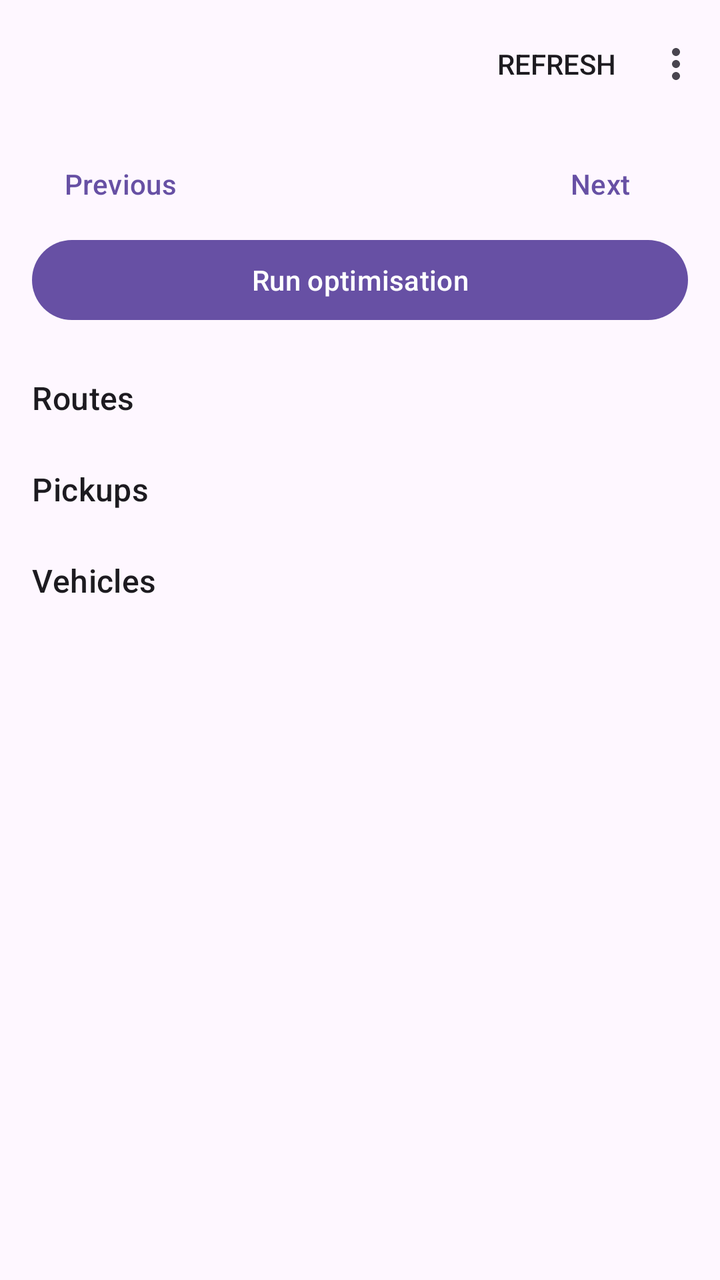
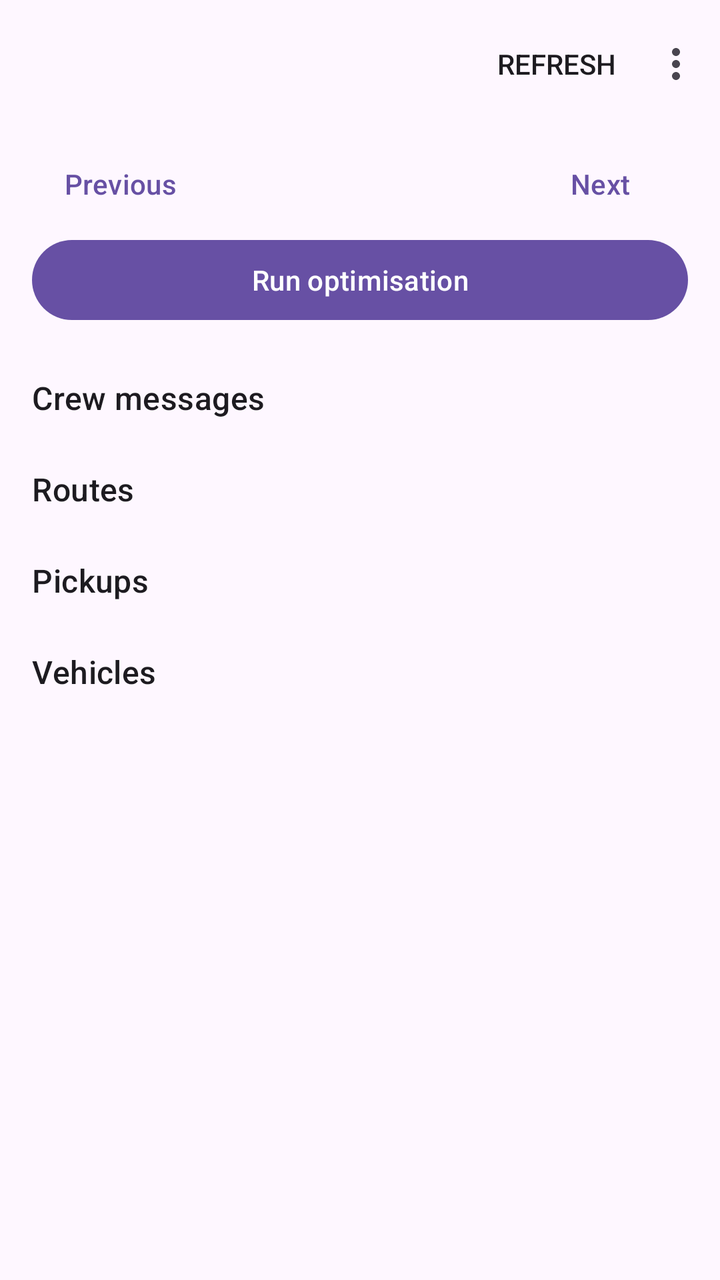

Two renders of the same Android screen: before a commit and after it. Below are the layout's source before the change and the commit's diff.
<!-- AndroidManifest.xml: application theme Theme.ACDOS -->
<!-- res/layout/activity_dispatcher_home.xml -->
<?xml version="1.0" encoding="utf-8"?>
<LinearLayout xmlns:android="http://schemas.android.com/apk/res/android"
    xmlns:app="http://schemas.android.com/apk/res-auto"
    android:id="@+id/main"
    android:layout_width="match_parent"
    android:layout_height="match_parent"
    android:orientation="vertical">

    <com.google.android.material.appbar.MaterialToolbar
        android:id="@+id/toolbar"
        android:layout_width="match_parent"
        android:layout_height="?attr/actionBarSize"
        app:menu="@menu/dispatcher_home" />

    <com.google.android.material.progressindicator.LinearProgressIndicator
        android:id="@+id/loading"
        android:layout_width="match_parent"
        android:layout_height="wrap_content"
        android:indeterminate="true"
        android:visibility="invisible" />

    <androidx.core.widget.NestedScrollView
        android:layout_width="match_parent"
        android:layout_height="0dp"
        android:layout_weight="1">

        <LinearLayout
            android:layout_width="match_parent"
            android:layout_height="wrap_content"
            android:orientation="vertical"
            android:paddingHorizontal="16dp"
            android:paddingBottom="16dp">

            <LinearLayout
                android:layout_width="match_parent"
                android:layout_height="wrap_content"
                android:gravity="center_vertical"
                android:orientation="horizontal">

                <Button
                    android:id="@+id/previous_day"
                    style="?attr/borderlessButtonStyle"
                    android:layout_width="wrap_content"
                    android:layout_height="wrap_content"
                    android:text="@string/dispatch_previous_day" />

                <TextView
                    android:id="@+id/date"
                    android:layout_width="0dp"
                    android:layout_height="wrap_content"
                    android:layout_weight="1"
                    android:gravity="center"
                    android:textAppearance="?attr/textAppearanceTitleMedium" />

                <Button
                    android:id="@+id/next_day"
                    style="?attr/borderlessButtonStyle"
                    android:layout_width="wrap_content"
                    android:layout_height="wrap_content"
                    android:text="@string/dispatch_next_day" />

            </LinearLayout>

            <Button
                android:id="@+id/run_optimisation"
                android:layout_width="match_parent"
                android:layout_height="wrap_content"
                android:text="@string/dispatch_run_optimisation" />

            <TextView
                android:id="@+id/job_status"
                android:layout_width="wrap_content"
                android:layout_height="wrap_content"
                android:layout_marginTop="4dp"
                android:textAppearance="?attr/textAppearanceBodyMedium"
                android:visibility="gone" />

            <com.google.android.material.card.MaterialCardView
                android:id="@+id/replan_card"
                android:layout_width="match_parent"
                android:layout_height="wrap_content"
                android:layout_marginTop="8dp"
                android:visibility="gone">

                <LinearLayout
                    android:layout_width="match_parent"
                    android:layout_height="wrap_content"
                    android:orientation="vertical"
                    android:padding="12dp">

                    <TextView
                        android:id="@+id/replan_text"
                        android:layout_width="wrap_content"
                        android:layout_height="wrap_content"
                        android:textAppearance="?attr/textAppearanceBodyLarge" />

                    <Button
                        android:id="@+id/replan"
                        android:layout_width="wrap_content"
                        android:layout_height="wrap_content"
                        android:layout_marginTop="8dp"
                        android:text="@string/dispatch_replan" />

                </LinearLayout>

            </com.google.android.material.card.MaterialCardView>

            <TextView
                style="@style/DispatchSection"
                android:text="@string/dispatch_routes" />

            <LinearLayout
                android:id="@+id/routes"
                android:layout_width="match_parent"
                android:layout_height="wrap_content"
                android:orientation="vertical" />

            <TextView
                style="@style/DispatchSection"
                android:text="@string/dispatch_pickups" />

            <LinearLayout
                android:id="@+id/pickups"
                android:layout_width="match_parent"
                android:layout_height="wrap_content"
                android:orientation="vertical" />

            <TextView
                style="@style/DispatchSection"
                android:text="@string/dispatch_vehicles" />

            <LinearLayout
                android:id="@+id/vehicles"
                android:layout_width="match_parent"
                android:layout_height="wrap_content"
                android:orientation="vertical" />

        </LinearLayout>

    </androidx.core.widget.NestedScrollView>

</LinearLayout>
<!-- resources referenced by this layout -->
<resources>
  <string name="dispatch_next_day">Next</string>
  <string name="dispatch_pickups">Pickups</string>
  <string name="dispatch_previous_day">Previous</string>
  <string name="dispatch_replan">Re-plan</string>
  <string name="dispatch_routes">Routes</string>
  <string name="dispatch_run_optimisation">Run optimisation</string>
  <string name="dispatch_vehicles">Vehicles</string>
  <style name="DispatchSection">
          <item name="android:layout_width">wrap_content</item>
          <item name="android:layout_height">wrap_content</item>
          <item name="android:layout_marginTop">24dp</item>
          <item name="android:textAppearance">?attr/textAppearanceTitleMedium</item>
      </style>
  <style name="Theme.ACDOS" parent="Base.Theme.ACDOS" />
  <style name="Base.Theme.ACDOS" parent="Theme.Material3.DayNight.NoActionBar">
          
          
      </style>
</resources>

<!-- the commit's change to res/layout/activity_dispatcher_home.xml (unified diff, before → after) -->
@@ -107,6 +107,16 @@
 
             <TextView
                 style="@style/DispatchSection"
+                android:text="@string/dispatch_messages" />
+
+            <LinearLayout
+                android:id="@+id/inbox"
+                android:layout_width="match_parent"
+                android:layout_height="wrap_content"
+                android:orientation="vertical" />
+
+            <TextView
+                style="@style/DispatchSection"
                 android:text="@string/dispatch_routes" />
 
             <LinearLayout
<!-- resource entries referenced after the edit -->
@@ -1,5 +1,6 @@
 <!-- resources referenced by this layout -->
 <resources>
+  <string name="dispatch_messages">Crew messages</string>
   <string name="dispatch_next_day">Next</string>
   <string name="dispatch_pickups">Pickups</string>
   <string name="dispatch_previous_day">Previous</string>
